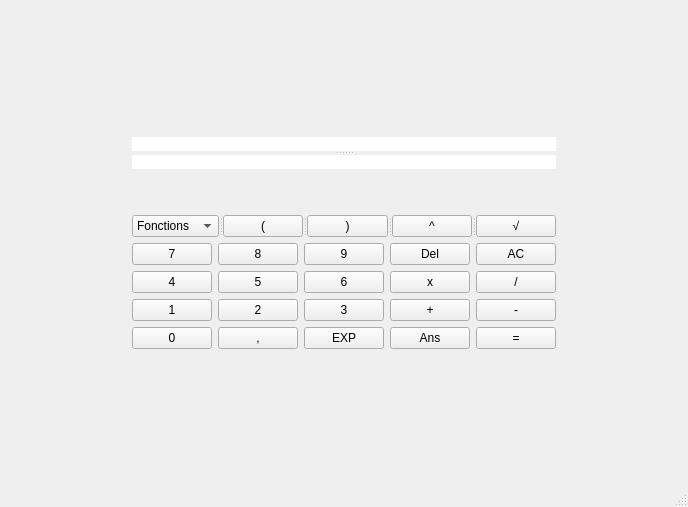
This is calco.ui in kndbvortex/Simple-Calculator as Qt 5 draws it before an edit. The edited form follows.
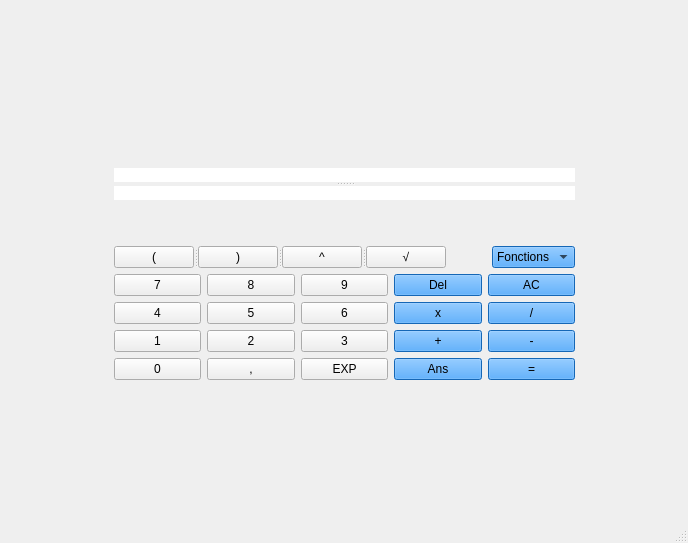
This is the edited form. Icons and pictures are not drawn.

Commit message: Suppression des bug et ajout d'une couleur sur les boutons

```diff
--- a/calco.ui
+++ b/calco.ui
@@ -7,7 +7,7 @@
     <x>0</x>
     <y>0</y>
     <width>688</width>
-    <height>507</height>
+    <height>543</height>
    </rect>
   </property>
   <property name="windowTitle">
@@ -27,15 +27,15 @@
       <property name="sizeHint" stdset="0">
        <size>
         <width>20</width>
-        <height>43</height>
+        <height>14</height>
        </size>
       </property>
      </spacer>
     </item>
     <item>
-     <layout class="QHBoxLayout" name="horizontalLayout_5">
+     <layout class="QHBoxLayout" name="horizontalLayout_7">
       <item>
-       <spacer name="horizontalSpacer">
+       <spacer name="horizontalSpacer_4">
         <property name="orientation">
          <enum>Qt::Horizontal</enum>
         </property>
@@ -50,10 +50,66 @@
       <item>
        <layout class="QVBoxLayout" name="verticalLayout_3">
         <item>
+         <layout class="QHBoxLayout" name="horizontalLayout_6">
+          <item>
+           <spacer name="horizontalSpacer">
+            <property name="orientation">
+             <enum>Qt::Horizontal</enum>
+            </property>
+            <property name="sizeHint" stdset="0">
+             <size>
+              <width>40</width>
+              <height>20</height>
+             </size>
+            </property>
+           </spacer>
+          </item>
+          <item>
+           <widget class="QLabel" name="label">
+            <property name="maximumSize">
+             <size>
+              <width>75</width>
+              <height>75</height>
+             </size>
+            </property>
+            <property name="styleSheet">
+             <string notr="true">border-style: outset;
+border-radius: 50px;
+</string>
+            </property>
+            <property name="text">
+             <string/>
+            </property>
+            <property name="pixmap">
+             <pixmap>image/Dk.jpg</pixmap>
+            </property>
+            <property name="scaledContents">
+             <bool>true</bool>
+            </property>
+           </widget>
+          </item>
+          <item>
+           <spacer name="horizontalSpacer_3">
+            <property name="orientation">
+             <enum>Qt::Horizontal</enum>
+            </property>
+            <property name="sizeHint" stdset="0">
+             <size>
+              <width>40</width>
+              <height>20</height>
+             </size>
+            </property>
+           </spacer>
+          </item>
+         </layout>
+        </item>
+        <item>
+         <layout class="QVBoxLayout" name="verticalLayout_2">
+          <item>
          <widget class="QSplitter" name="splitter">
           <property name="maximumSize">
            <size>
-            <width>450</width>
+              <width>1000</width>
             <height>67</height>
            </size>
           </property>
@@ -63,7 +119,7 @@
           <widget class="QLabel" name="label_operation">
            <property name="maximumSize">
             <size>
-             <width>450</width>
+               <width>1000</width>
              <height>33</height>
             </size>
            </property>
@@ -82,7 +138,7 @@
           <widget class="QLabel" name="label_resultat">
            <property name="maximumSize">
             <size>
-             <width>450</width>
+               <width>1000</width>
              <height>33</height>
             </size>
            </property>
@@ -114,67 +170,8 @@
          </spacer>
         </item>
         <item>
-         <layout class="QVBoxLayout" name="verticalLayout_2">
+           <layout class="QHBoxLayout" name="horizontalLayout_5">
           <item>
-           <widget class="QSplitter" name="splitter_3">
-            <property name="orientation">
-             <enum>Qt::Horizontal</enum>
-            </property>
-            <widget class="QComboBox" name="comboBox_fonctions">
-             <property name="toolTip">
-              <string>&lt;html&gt;&lt;head/&gt;&lt;body&gt;&lt;p&gt;Fonction spéciales&lt;/p&gt;&lt;/body&gt;&lt;/html&gt;</string>
-             </property>
-             <item>
-              <property name="text">
-               <string>Fonctions</string>
-              </property>
-             </item>
-             <item>
-              <property name="text">
-               <string>abs(x)</string>
-              </property>
-             </item>
-             <item>
-              <property name="text">
-               <string>cos(x)</string>
-              </property>
-             </item>
-             <item>
-              <property name="text">
-               <string>cos⁻¹(x)</string>
-              </property>
-             </item>
-             <item>
-              <property name="text">
-               <string>log(x)</string>
-              </property>
-             </item>
-             <item>
-              <property name="text">
-               <string>ln(x)</string>
-              </property>
-             </item>
-             <item>
-              <property name="text">
-               <string>sin(x)</string>
-              </property>
-             </item>
-             <item>
-              <property name="text">
-               <string>sin⁻¹(x)</string>
-              </property>
-             </item>
-             <item>
-              <property name="text">
-               <string>tan(x)</string>
-              </property>
-             </item>
-             <item>
-              <property name="text">
-               <string>tan⁻¹(x)</string>
-              </property>
-             </item>
-            </widget>
             <widget class="QSplitter" name="splitter_2">
              <property name="orientation">
               <enum>Qt::Horizontal</enum>
@@ -224,7 +221,82 @@
               </property>
              </widget>
             </widget>
-           </widget>
+            </item>
+            <item>
+             <spacer name="horizontalSpacer_2">
+              <property name="orientation">
+               <enum>Qt::Horizontal</enum>
+              </property>
+              <property name="sizeHint" stdset="0">
+               <size>
+                <width>40</width>
+                <height>20</height>
+               </size>
+              </property>
+             </spacer>
+            </item>
+            <item>
+             <widget class="QComboBox" name="comboBox_fonctions">
+              <property name="toolTip">
+               <string>&lt;html&gt;&lt;head/&gt;&lt;body&gt;&lt;p&gt;Fonction spéciales&lt;/p&gt;&lt;/body&gt;&lt;/html&gt;</string>
+              </property>
+              <property name="styleSheet">
+               <string notr="true">background-color : #1e90ff;
+font: 25 12pt &quot;Exo&quot;;</string>
+              </property>
+              <item>
+               <property name="text">
+                <string>Fonctions</string>
+               </property>
+              </item>
+              <item>
+               <property name="text">
+                <string>abs(x)</string>
+               </property>
+              </item>
+              <item>
+               <property name="text">
+                <string>cos(x)</string>
+               </property>
+              </item>
+              <item>
+               <property name="text">
+                <string>cos⁻¹(x)</string>
+               </property>
+              </item>
+              <item>
+               <property name="text">
+                <string>log(x)</string>
+               </property>
+              </item>
+              <item>
+               <property name="text">
+                <string>ln(x)</string>
+               </property>
+              </item>
+              <item>
+               <property name="text">
+                <string>sin(x)</string>
+               </property>
+              </item>
+              <item>
+               <property name="text">
+                <string>sin⁻¹(x)</string>
+               </property>
+              </item>
+              <item>
+               <property name="text">
+                <string>tan(x)</string>
+               </property>
+              </item>
+              <item>
+               <property name="text">
+                <string>tan⁻¹(x)</string>
+               </property>
+              </item>
+             </widget>
+            </item>
+           </layout>
           </item>
           <item>
            <layout class="QVBoxLayout" name="verticalLayout">
@@ -266,7 +338,8 @@
                  <string>&lt;html&gt;&lt;head/&gt;&lt;body&gt;&lt;p&gt;Delete last character&lt;/p&gt;&lt;/body&gt;&lt;/html&gt;</string>
                 </property>
                 <property name="styleSheet">
-                 <string notr="true">font: 57 12pt &quot;KacstPen&quot;;</string>
+                 <string notr="true">background-color : #1e90ff;
+font: 25 12pt &quot;Exo&quot;;</string>
                 </property>
                 <property name="text">
                  <string>Del</string>
@@ -279,7 +352,8 @@
                  <string>&lt;html&gt;&lt;head/&gt;&lt;body&gt;&lt;p&gt;Clear text&lt;/p&gt;&lt;/body&gt;&lt;/html&gt;</string>
                 </property>
                 <property name="styleSheet">
-                 <string notr="true">font: 57 12pt &quot;KacstPen&quot;;</string>
+                 <string notr="true">background-color : #1e90ff;
+font: 25 12pt &quot;Exo&quot;;</string>
                 </property>
                 <property name="text">
                  <string>AC</string>
@@ -326,7 +400,8 @@
                  <string>&lt;html&gt;&lt;head/&gt;&lt;body&gt;&lt;p&gt;Multiplication (*)&lt;/p&gt;&lt;/body&gt;&lt;/html&gt;</string>
                 </property>
                 <property name="styleSheet">
-                 <string notr="true">font: 57 12pt &quot;KacstPen&quot;;</string>
+                 <string notr="true">background-color : #1e90ff;
+font: 25 12pt &quot;Exo&quot;;</string>
                 </property>
                 <property name="text">
                  <string>x</string>
@@ -339,7 +414,8 @@
                  <string>&lt;html&gt;&lt;head/&gt;&lt;body&gt;&lt;p&gt;Division (/)&lt;/p&gt;&lt;/body&gt;&lt;/html&gt;</string>
                 </property>
                 <property name="styleSheet">
-                 <string notr="true">font: 57 12pt &quot;KacstPen&quot;;</string>
+                 <string notr="true">background-color : #1e90ff;
+font: 25 12pt &quot;Exo&quot;;</string>
                 </property>
                 <property name="text">
                  <string>/</string>
@@ -386,7 +462,8 @@
                  <string>&lt;html&gt;&lt;head/&gt;&lt;body&gt;&lt;p&gt;Addition (+)&lt;/p&gt;&lt;/body&gt;&lt;/html&gt;</string>
                 </property>
                 <property name="styleSheet">
-                 <string notr="true">font: 57 12pt &quot;KacstPen&quot;;</string>
+                 <string notr="true">background-color : #1e90ff;
+font: 25 12pt &quot;Exo&quot;;</string>
                 </property>
                 <property name="text">
                  <string>+</string>
@@ -399,7 +476,8 @@
                  <string>&lt;html&gt;&lt;head/&gt;&lt;body&gt;&lt;p&gt;Soustraction (+)&lt;/p&gt;&lt;/body&gt;&lt;/html&gt;</string>
                 </property>
                 <property name="styleSheet">
-                 <string notr="true">font: 57 12pt &quot;KacstPen&quot;;</string>
+                 <string notr="true">background-color : #1e90ff;
+font: 25 12pt &quot;Exo&quot;;</string>
                 </property>
                 <property name="text">
                  <string>-</string>
@@ -446,7 +524,8 @@
               <item>
                <widget class="QPushButton" name="bouton_ans">
                 <property name="styleSheet">
-                 <string notr="true">font: 57 12pt &quot;KacstPen&quot;;</string>
+                 <string notr="true">background-color : #1e90ff;
+font: 25 12pt &quot;Exo&quot;;</string>
                 </property>
                 <property name="text">
                  <string>Ans</string>
@@ -456,7 +535,8 @@
               <item>
                <widget class="QPushButton" name="bouton_egal">
                 <property name="styleSheet">
-                 <string notr="true">font: 57 12pt &quot;KacstPen&quot;;</string>
+                 <string notr="true">background-color : #1e90ff;
+font: 25 12pt &quot;Exo&quot;;</string>
                 </property>
                 <property name="text">
                  <string>=</string>
@@ -472,7 +552,7 @@
        </layout>
       </item>
       <item>
-       <spacer name="horizontalSpacer_2">
+       <spacer name="horizontalSpacer_5">
         <property name="orientation">
          <enum>Qt::Horizontal</enum>
         </property>
@@ -487,17 +567,14 @@
      </layout>
     </item>
     <item>
-     <spacer name="verticalSpacer_3">
-      <property name="styleSheet">
-       <string>font: 57 12pt &quot;KacstPen&quot;;</string>
-      </property>
+     <spacer name="verticalSpacer_2">
       <property name="orientation">
        <enum>Qt::Vertical</enum>
       </property>
       <property name="sizeHint" stdset="0">
        <size>
         <width>20</width>
-        <height>42</height>
+        <height>14</height>
        </size>
       </property>
      </spacer>
```
Left out of the diff: 20 changed lines with no effect on the pictures. Lines whose indentation alone changed are shown as unchanged. The commit also changes 2 other files.
